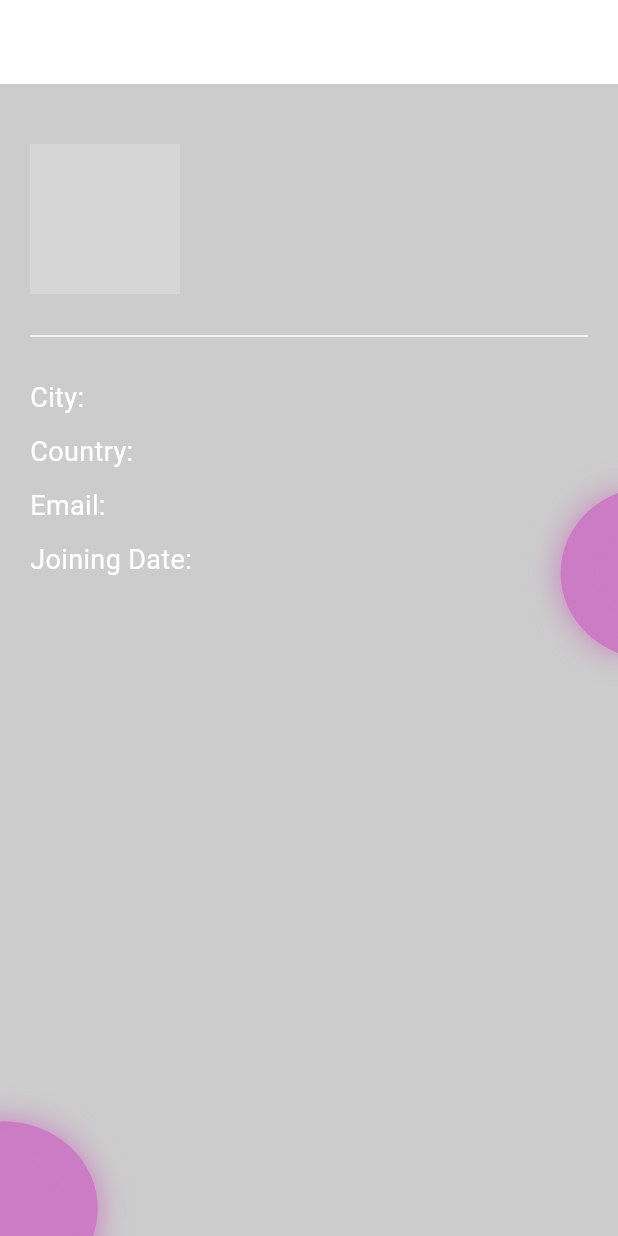
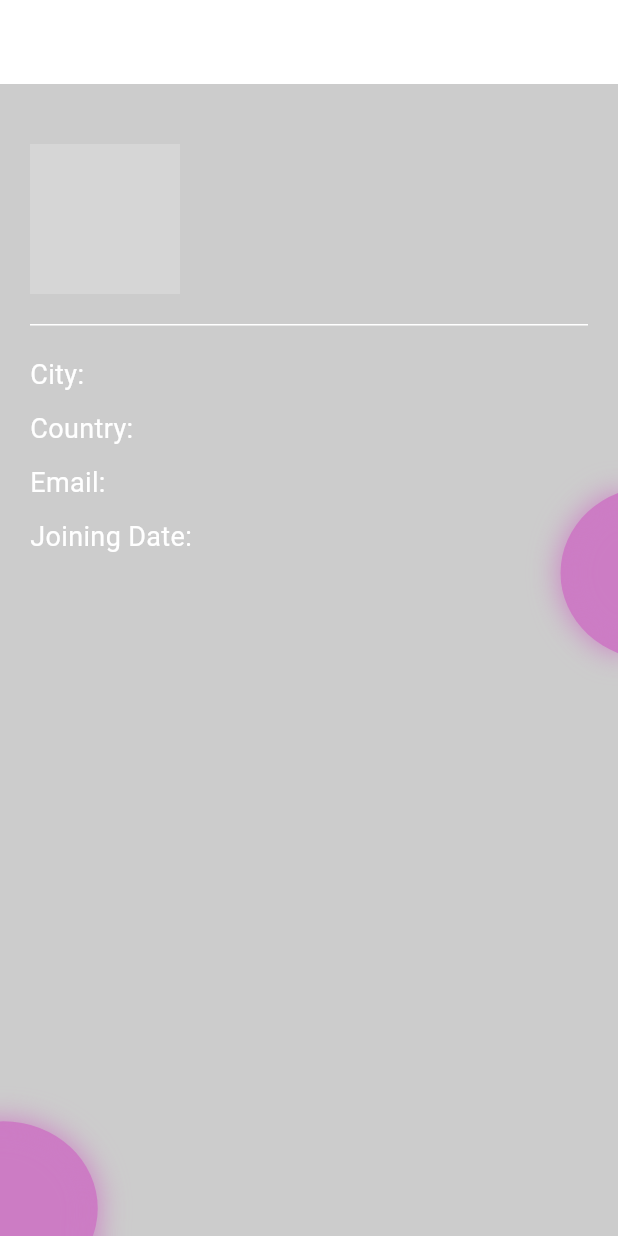
Before and after one commit to tiwarivk1511/Nextra, a Flutter app: the screen it shows after launch, after a tap on "Get Started", after a tap on the "person" icon, on a phone screen of 412 x 824 dp. Run offline on Flutter 3.47's test engine with Material 3 defaults, Android fonts, the phone set to English and light mode, and no system bars; our stand-ins replace firebase_analytics, firebase_core, flutter_svg, flutter_tts, image_picker, permission_handler and 5 more; missing offline and left inert: flutter_barcode_scanner, flutter_internet_speed_test, google_ml_kit, google_mlkit_text_recognition, simple_vcard_parser, translator and 1 more; accounts and stored records are empty; network calls fail; grey boxes are pictures that could not be loaded.

Commit message:
UserProfile Update

```diff
--- a/lib/UserProfile.dart
+++ b/lib/UserProfile.dart
@@ -28,12 +28,6 @@ class _UserProfileState extends State<UserProfile> {
   String _country = '';
   String _joiningDate = '';
 
-  @override
-  void initState() {
-    super.initState();
-    _fetchUserData();
-  }
-
   Future<void> _fetchUserData() async {
     SharedPreferences prefs = await SharedPreferences.getInstance();
     final String? userId = prefs.getString('userId');
@@ -45,6 +39,7 @@ class _UserProfileState extends State<UserProfile> {
 
       if (response.statusCode == 200) {
         final userData = json.decode(response.body);
+        print('Response: $userData');
         setState(() {
           _username = userData['username'] ?? '';
           _email = userData['email'] ?? '';
@@ -59,6 +54,42 @@ class _UserProfileState extends State<UserProfile> {
     } catch (error) {
       print('Error: $error');
     }
+  }
+
+  // Future<void> getUserInfo() async {
+  //   final SharedPreferences prefs = await SharedPreferences.getInstance();
+  //   final String? idToken = prefs.getString('idToken');
+  //
+  //   final url =
+  //       'https://identitytoolkit.googleapis.com/v1/accounts:lookup?key=AIzaSyD-WktVvIdMXJ6kV99h92PYFRhUQ_1xNmQ';
+  //
+  //   final response = await http.post(
+  //     Uri.parse(url),
+  //     headers: {'Content-Type': 'application/json'},
+  //     body: jsonEncode({'idToken': idToken}),
+  //   );
+  //
+  //   if (response.statusCode == 200) {
+  //     final Map<String, dynamic> responseData = jsonDecode(response.body);
+  //
+  //     setState(() {
+  //       _username = responseData['username'] ?? '';
+  //       _email = responseData['email'] ?? '';
+  //       _age = responseData['age'] ?? '';
+  //       _city = responseData['city'] ?? '';
+  //       _country = responseData['country'] ?? '';
+  //       _joiningDate = responseData['joining_date'] ?? '';
+  //     });
+  //   } else {
+  //     throw Exception('Failed to fetch user information');
+  //   }
+  // }
+
+  @override
+  void initState() {
+    super.initState();
+    _fetchUserData();
+    // getUserInfo();
   }
 
   @override
@@ -112,13 +143,16 @@ class _UserProfileState extends State<UserProfile> {
                           width: 20,
                         ),
                         Text(
-                          _username,
+                          '$_username',
                           style: TextStyle(
                             fontSize: 24,
                             fontWeight: FontWeight.bold,
                             color: Colors.white,
                           ),
                         ),
+                        Text('$_age',
+                            style:
+                                TextStyle(color: Colors.white, fontSize: 18)),
                       ],
                     ),
                     SizedBox(
@@ -126,6 +160,7 @@ class _UserProfileState extends State<UserProfile> {
                     ),
                     Divider(
                       color: Colors.white,
+                      height: 1,
                     ),
                     SizedBox(
                       height: 20,
```
Also changed, not shown: lib/HomeScreen.dart (+3 -5 lines).
